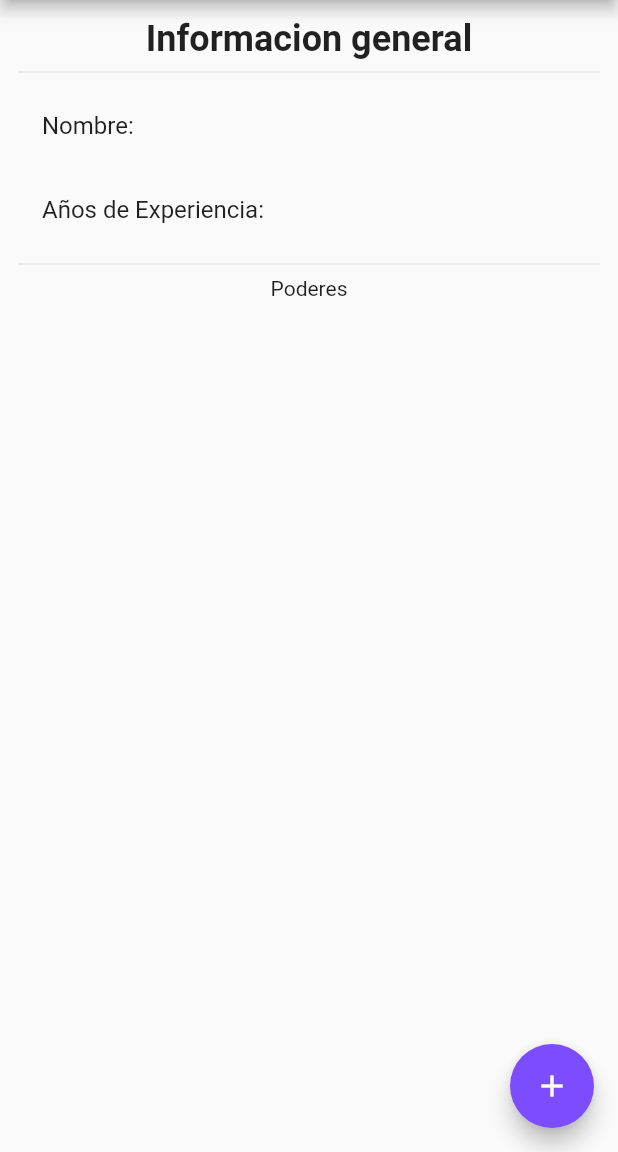
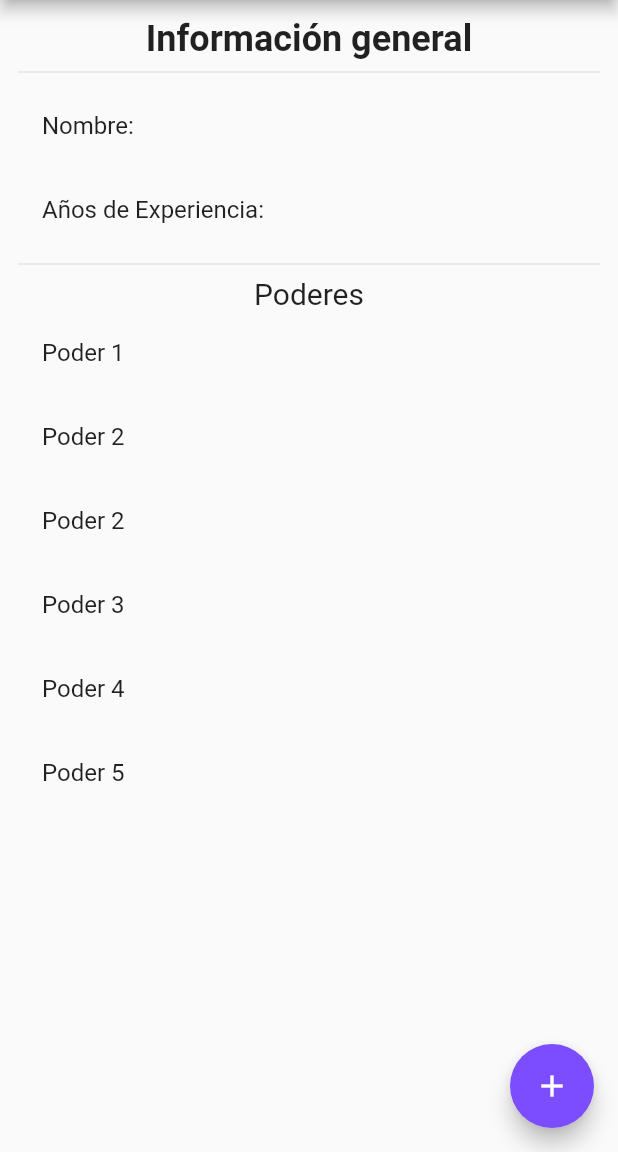
Before and after one commit to FranciscoCFubenow/flutter_codigo4_state, a Flutter app: the screen it shows after launch, on a phone screen of 412 x 824 dp, the part 84-1236 px from its top. Run offline on Flutter 3.47's test engine with Material 2 defaults, Android fonts, the light colour scheme and no system bars.

Commit message:
cambios en home page

```diff
--- a/lib/pages/home_page.dart
+++ b/lib/pages/home_page.dart
@@ -25,7 +25,7 @@ class HomePage extends StatelessWidget {
           child: Column(
             children: [
               Text(
-                "Informacion general",
+                "Información general",
                 style: TextStyle(
                   fontSize: 24,
                   fontWeight: FontWeight.bold,
@@ -39,10 +39,27 @@ class HomePage extends StatelessWidget {
                 title: Text("Años de Experiencia: "),
               ),
               Divider(),
-              Center(
-                child: Text(
-                  "Poderes",
-                ),
+              Text(
+                "Poderes",
+                style: TextStyle(fontSize: 20),
+              ),
+              ListTile(
+                title: Text("Poder 1"),
+              ),
+              ListTile(
+                title: Text("Poder 2"),
+              ),
+              ListTile(
+                title: Text("Poder 2"),
+              ),
+              ListTile(
+                title: Text("Poder 3"),
+              ),
+              ListTile(
+                title: Text("Poder 4"),
+              ),
+              ListTile(
+                title: Text("Poder 5"),
               ),
             ],
           ),
```
